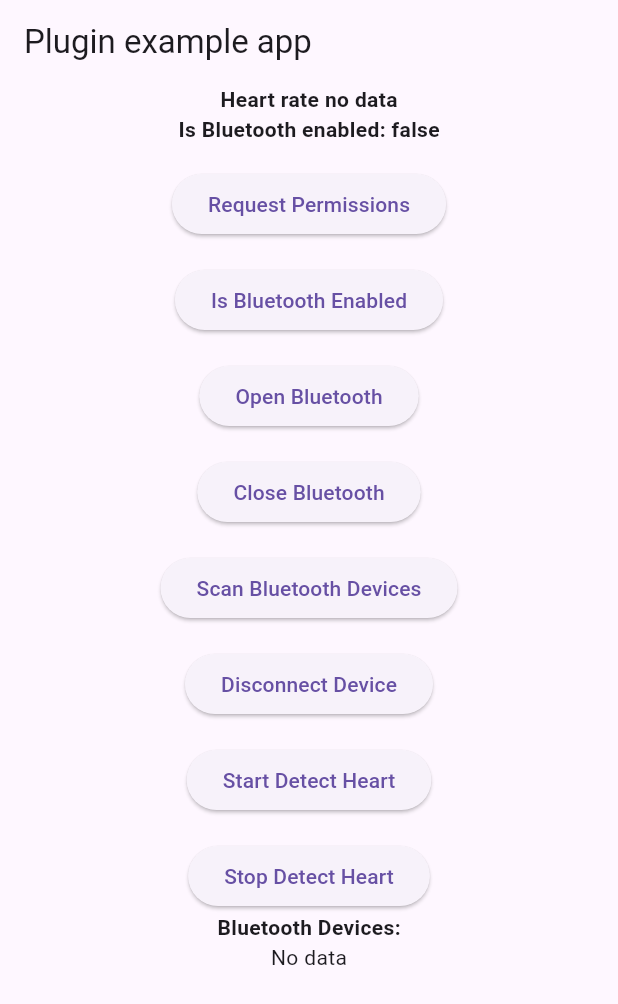
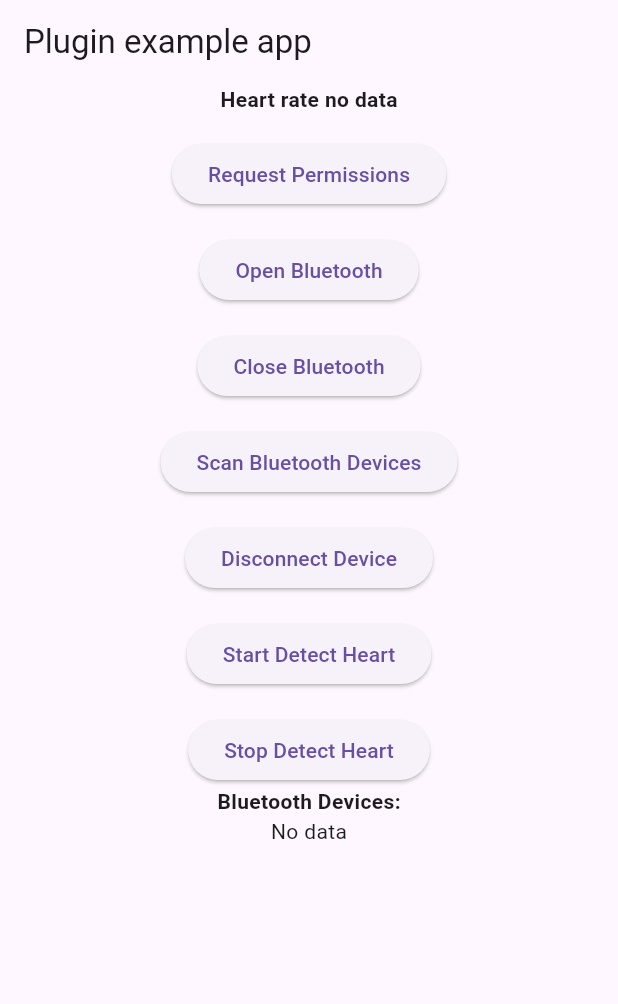
Before and after one commit to geekswamp/flutter_veepoo_sdk_plus, a Flutter app: the screen it shows after launch, on a phone screen of 412 x 824 dp. Shown: the top 1004 px of the screen. Run offline on Flutter 3.47's test engine with Material 3 defaults, Android fonts, the phone set to English and light mode, and no system bars; our stand-ins replace equatable, plugin_platform_interface.

Commit message:
chore(example): remove example for `isBluetoothEnabled`

```diff
--- a/example/lib/main.dart
+++ b/example/lib/main.dart
@@ -17,7 +17,6 @@ class MyApp extends StatefulWidget {
 class _MyAppState extends State<MyApp> {
   final _flutterVeepooSdkPlugin = FlutterVeepooSdk();
   final List<BluetoothDevice> _bluetoothDevices = [];
-  bool? _isEnabled = false;
 
   void _requestPermissions() async {
     final PermissionStatuses? status =
@@ -25,13 +24,6 @@ class _MyAppState extends State<MyApp> {
     if (status == PermissionStatuses.permanentlyDenied) {
       await _flutterVeepooSdkPlugin.openAppSettings();
     }
-  }
-
-  void _isBluetoothEnabled() async {
-    final bool? isEnabled = await _flutterVeepooSdkPlugin.isBluetoothEnabled();
-    setState(() {
-      _isEnabled = isEnabled;
-    });
   }
 
   void _openBluetooth() async {
@@ -104,19 +96,10 @@ class _MyAppState extends State<MyApp> {
                   }
                 },
               ),
-              Text(
-                'Is Bluetooth enabled: $_isEnabled',
-                style: const TextStyle(fontWeight: FontWeight.bold),
-              ),
               const SizedBox(height: 16),
               ElevatedButton(
                 onPressed: _requestPermissions,
                 child: const Text('Request Permissions'),
-              ),
-              const SizedBox(height: 16),
-              ElevatedButton(
-                onPressed: _isBluetoothEnabled,
-                child: const Text('Is Bluetooth Enabled'),
               ),
               const SizedBox(height: 16),
               ElevatedButton(
```
